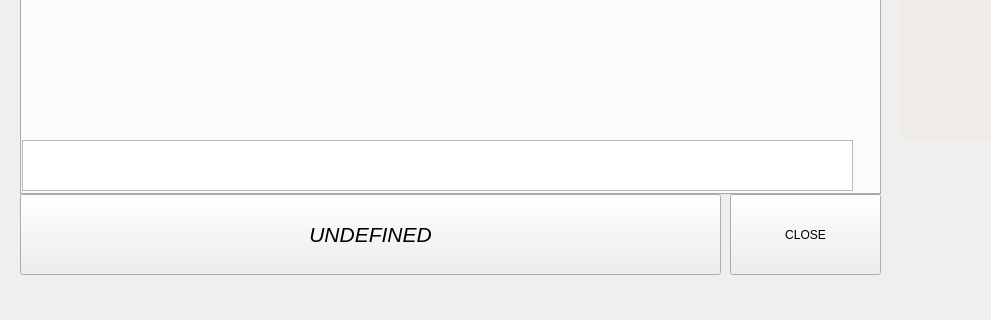
Qt form DriverStation/mainwindow.ui (dgitz/DriverStation) before a commit; both pictures show x 0 to 991 and y 456 to 776 of the 1251 by 949 pixel window.
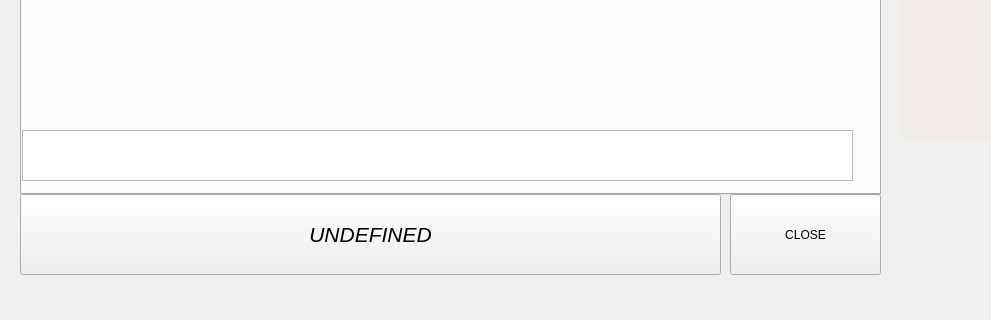
The same form after that commit. The open tabs and pages were chosen to show the change.

The edit to the form file:
```diff
--- a/DriverStation/mainwindow.ui
+++ b/DriverStation/mainwindow.ui
@@ -1139,7 +1139,7 @@
       <property name="geometry">
        <rect>
         <x>0</x>
-        <y>560</y>
+        <y>550</y>
         <width>831</width>
         <height>51</height>
        </rect>
```
Left out of the diff: 2 changed lines with no effect on the pictures.
